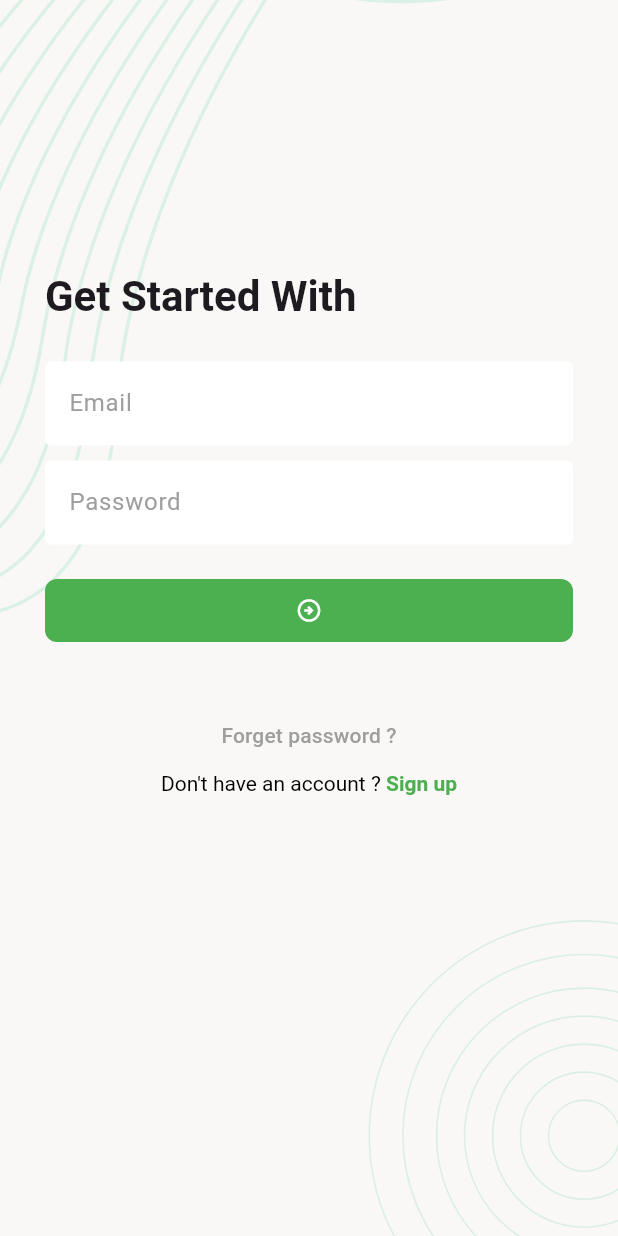
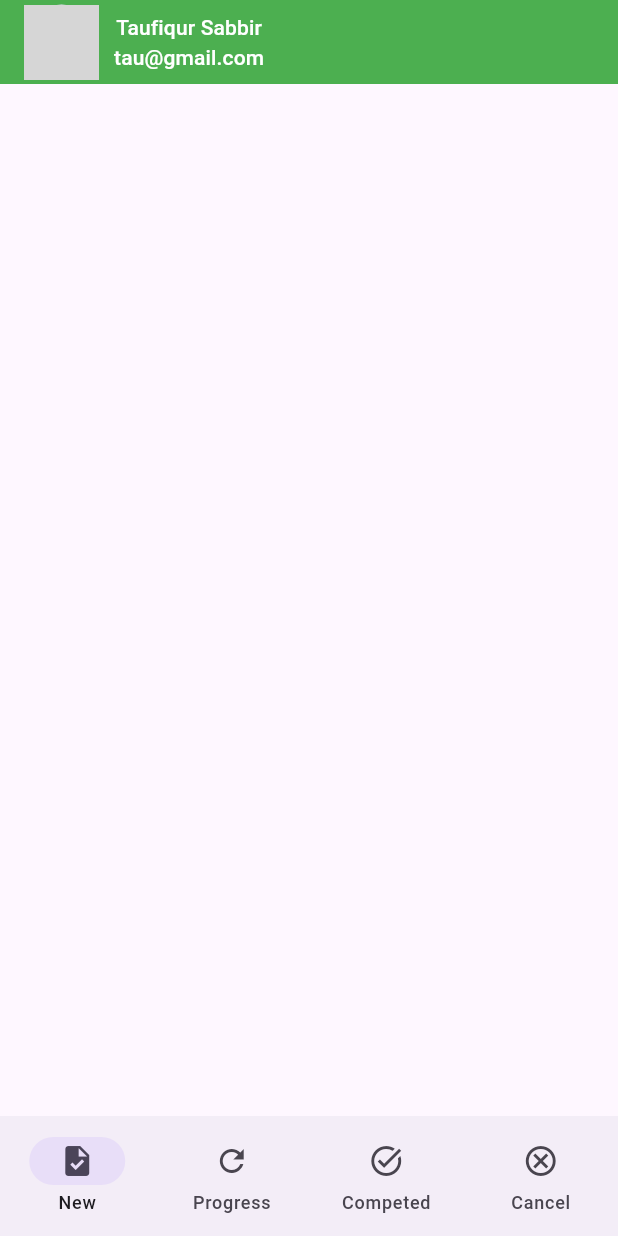
Before and after one commit to taufiqurSabbir/batch_16, a Flutter app: the screen it shows after launch, after a tap on the "arrow circle right" icon, on a phone screen of 412 x 824 dp. Run offline on Flutter 3.47's test engine with Material 3 defaults, Android fonts, the phone set to English and light mode, and no system bars; our stand-ins replace flutter_screenutil, flutter_svg, shimmer, sqflite; accounts and stored records are empty; network calls fail; grey boxes are pictures that could not be loaded.

Commit message:
task_manager_class_2

```diff
--- a/lib/task_manager/screens/login_screen.dart
+++ b/lib/task_manager/screens/login_screen.dart
@@ -1,5 +1,9 @@
+import 'package:flutter/gestures.dart';
 import 'package:flutter/material.dart';
+import 'package:flutter_16/task_manager/screens/sign_up_screen.dart';
 import 'package:flutter_16/task_manager/widget/screen_bg.dart';
+
+import 'main_nav_screen.dart';
 
 
 class LoginScreen extends StatefulWidget {
@@ -11,6 +15,9 @@
 }
 
 class _LoginScreenState extends State<LoginScreen> {
+  onTapSignUp(){
+    Navigator.push(context, MaterialPageRoute(builder: (context)=>SignUpScreen()));
+  }
   @override
   Widget build(BuildContext context) {
     return Scaffold(
@@ -42,7 +49,9 @@
 
             SizedBox(height: 20,),
 
-            FilledButton(onPressed: (){}, child: Icon(Icons.arrow_circle_right_outlined)),
+            FilledButton(onPressed: (){
+              Navigator.pushReplacement(context, MaterialPageRoute(builder: (context)=>MainNavScreen()));
+            }, child: Icon(Icons.arrow_circle_right_outlined)),
 
             SizedBox(height: 35,),
 
@@ -62,7 +71,11 @@
                       style: TextStyle(
                           color: Colors.green,
                         fontWeight: FontWeight.bold
-                      ),)
+                      ),
+                          recognizer: TapGestureRecognizer()..onTap = onTapSignUp
+
+                      ),
+
                     ]
                   ))
                 ],
--- /dev/null
+++ b/lib/task_manager/screens/main_nav_screen.dart
@@ -0,0 +1,72 @@
+import 'package:flutter/material.dart';
+import 'package:flutter_16/task_manager/screens/cancel_task_screen.dart';
+import 'package:flutter_16/task_manager/screens/completed_task_screen.dart';
+import 'package:flutter_16/task_manager/screens/new_task_screen.dart';
+import 'package:flutter_16/task_manager/screens/progress_task_screen.dart';
+import 'package:flutter_16/task_manager/widget/screen_bg.dart';
+
+class MainNavScreen extends StatefulWidget {
+  const MainNavScreen({super.key});
+
+  @override
+  State<MainNavScreen> createState() => _MainNavScreenState();
+}
+
+class _MainNavScreenState extends State<MainNavScreen> {
+  int selectedIndex = 0;
+
+  List screens = [
+    NewTaskScreen(),
+    ProgressTaskScreen(),
+    CompletedTaskScreen(),
+    CancelTaskScreen()
+  ];
+  @override
+  Widget build(BuildContext context) {
+    return Scaffold(
+      appBar:  AppBar(
+        backgroundColor: Colors.green,
+        title: Row(
+          children: [
+            CircleAvatar(
+              radius: 25,
+              backgroundImage: NetworkImage('https://encrypted-tbn0.gstatic.com/images?q=tbn:ANd9GcQrN3fMD9X1_p5b6lRSCGcpDtH9BcgEOsEZLg&s'),
+            ),
+            SizedBox(width: 10,),
+
+            Column(
+              children: [
+                Text('Taufiqur Sabbir',style: Theme.of(context).textTheme.titleSmall!.copyWith(
+                  color: Colors.white,
+                ),),
+                Text('tau@gmail.com',style: Theme.of(context).textTheme.titleSmall!.copyWith(
+                  color: Colors.white,
+                ),),
+              ],
+            )
+          ],
+        ),
+      ),
+      body:  screens[selectedIndex],
+      bottomNavigationBar: NavigationBar(
+
+        selectedIndex: selectedIndex,
+
+        onDestinationSelected: (int index){
+          selectedIndex = index;
+          setState(() {
+
+          });
+        },
+
+
+
+          destinations: [
+        NavigationDestination(icon: Icon(Icons.task), label: 'New'),
+        NavigationDestination(icon: Icon(Icons.refresh), label: 'Progress'),
+        NavigationDestination(icon: Icon(Icons.task_alt_outlined), label: 'Competed'),
+        NavigationDestination(icon: Icon(Icons.cancel_outlined), label: 'Cancel'),
+      ]),
+    );
+  }
+}
--- /dev/null
+++ b/lib/task_manager/screens/new_task_screen.dart
@@ -0,0 +1,16 @@
+import 'package:flutter/material.dart';
+class NewTaskScreen extends StatefulWidget {
+  const NewTaskScreen({super.key});
+
+  @override
+  State<NewTaskScreen> createState() => _NewTaskScreenState();
+}
+
+class _NewTaskScreenState extends State<NewTaskScreen> {
+  @override
+  Widget build(BuildContext context) {
+    return Scaffold(
+
+    );
+  }
+}
```
Also changed, not shown: lib/task_manager/screens/cancel_task_screen.dart (added, +14 -0 lines), lib/task_manager/screens/completed_task_screen.dart (added, +14 -0 lines), lib/task_manager/screens/progress_task_screen.dart (added, +14 -0 lines), lib/task_manager/screens/sign_up_screen.dart (added, +108 -0 lines).
